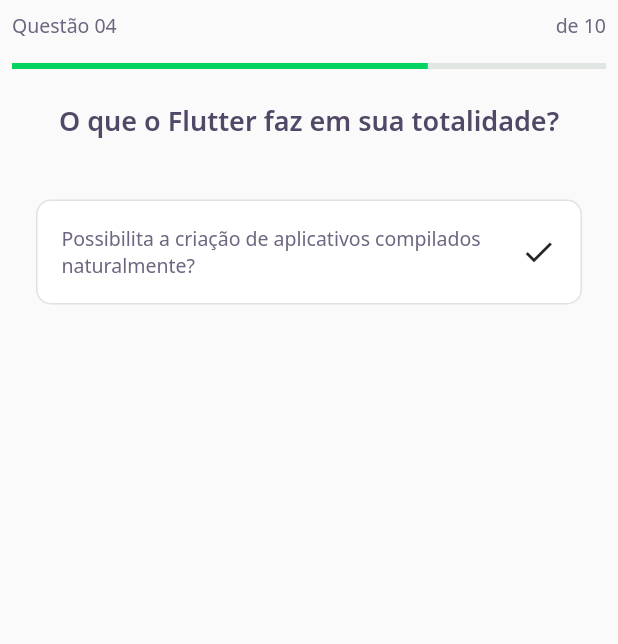
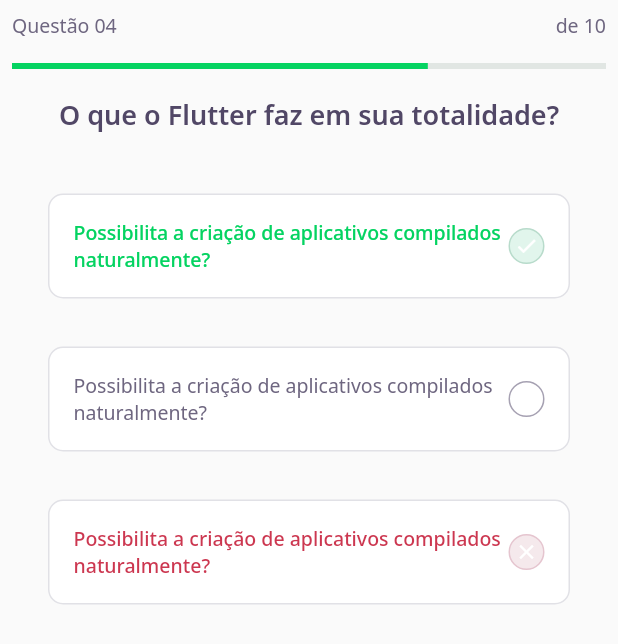
Before and after one commit to wolfhaltz/flutter_app, a Flutter app: the screen it shows after launch, on a phone screen of 412 x 824 dp. Shown: the top 644 px of the screen. Run offline on Flutter 3.47's test engine with Material 2 defaults, Android fonts, the phone set to English and light mode, and no system bars; our stand-ins replace google_fonts.

Commit message:
Quiz: Questions with different colors

```diff
--- a/lib/challenge/widgets/answer/answer_widget.dart
+++ b/lib/challenge/widgets/answer/answer_widget.dart
@@ -13,6 +13,23 @@ class AnswerWidget extends StatelessWidget {
     this.isSelected = false
   }) : super(key: key);
 
+  Color get _selectedColorRight =>
+      isRight ? AppColors.darkGreen : AppColors.darkRed;
+
+  Color get _selectedBorderRight =>
+      isRight ? AppColors.lightGreen : AppColors.lightRed;
+
+  Color get _selectedColorCardRight =>
+      isRight ? AppColors.lightGreen : AppColors.lightRed;
+
+  Color get _selectedBorderCardRight =>
+      isRight ? AppColors.green : AppColors.red;
+
+  TextStyle get _selectedTextStyleRight =>
+      isRight ? AppTextStyles.bodyDarkGreen : AppTextStyles.bodyDarkRed;
+
+  IconData get _selectedIconRight => isRight ? Icons.check : Icons.close;
+
   @override
   Widget build(BuildContext context) {
     return Padding(
@@ -27,11 +44,31 @@ class AnswerWidget extends StatelessWidget {
         child: Row(
           mainAxisAlignment: MainAxisAlignment.spaceBetween,
           children: [
-            Expanded(child: Text(title,style: AppTextStyles.body)),
+            Expanded(child:
+            Text(
+                title,
+                style:
+                  isSelected ? _selectedTextStyleRight : AppTextStyles.body
+              ),
+            ),
             Container(
               width: 24,
               height: 24,
-              child: Icon(Icons.check),
+              decoration: BoxDecoration(
+                color: isSelected ? _selectedColorCardRight : AppColors.white,
+                borderRadius: BorderRadius.circular(30),
+                border: Border.fromBorderSide(
+                  BorderSide(
+                      color: isSelected ? _selectedBorderCardRight : AppColors.lightGrey
+                  )
+                )
+              ),
+              child:
+                isSelected ? Icon(
+                  _selectedIconRight,
+                  color: AppColors.white,
+                  size: 16
+                ) : null,
             )
           ],
         ),
--- a/lib/challenge/widgets/quiz/quiz_widget.dart
+++ b/lib/challenge/widgets/quiz/quiz_widget.dart
@@ -8,13 +8,27 @@ class QuizWidget extends StatelessWidget {
   @override
   Widget build(BuildContext context) {
     return Padding(
-      padding: const EdgeInsets.all(8.0),
+      padding: const EdgeInsets.symmetric(horizontal: 16, vertical: 4),
       child: Container(
         child: Column(
           children: [
             Text(title, style: AppTextStyles.heading),
             SizedBox(height: 24),
-            AnswerWidget(title: "Possibilita a criação de aplicativos compilados naturalmente?")
+            AnswerWidget(
+              isRight: true,
+              isSelected: true,
+              title: "Possibilita a criação de aplicativos compilados naturalmente?"
+            ),
+            AnswerWidget(
+                isRight: false,
+                isSelected: false,
+                title: "Possibilita a criação de aplicativos compilados naturalmente?"
+            ),
+            AnswerWidget(
+                isRight: false,
+                isSelected: true,
+                title: "Possibilita a criação de aplicativos compilados naturalmente?"
+            ),
           ],
         ),
       ),
```
